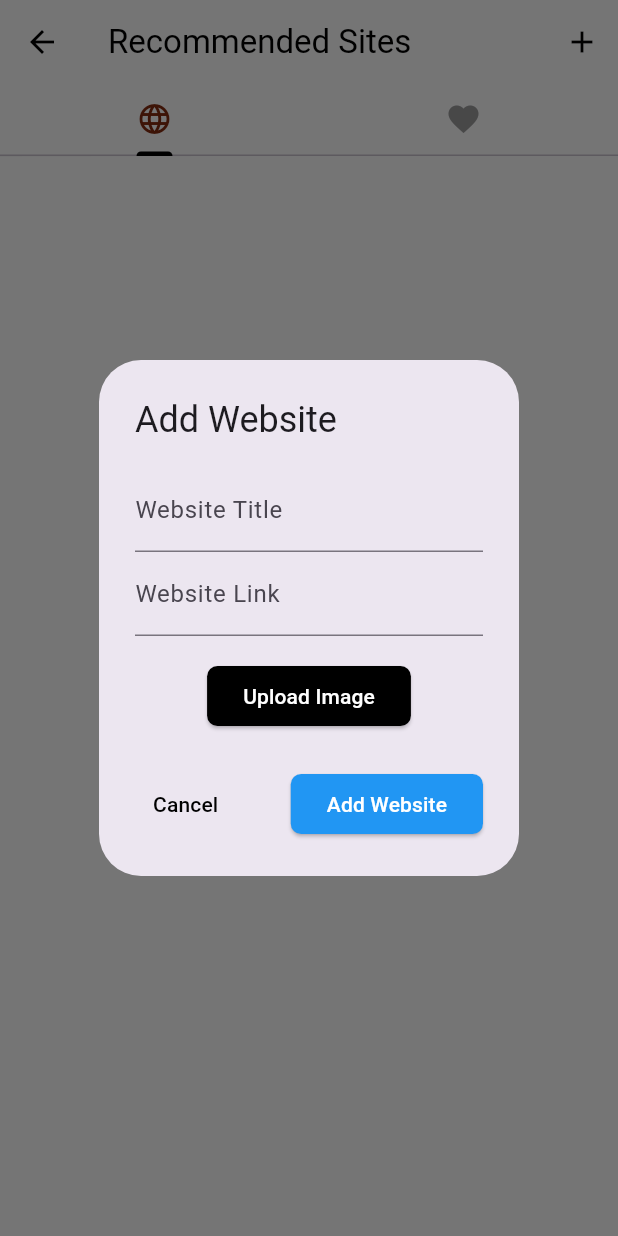
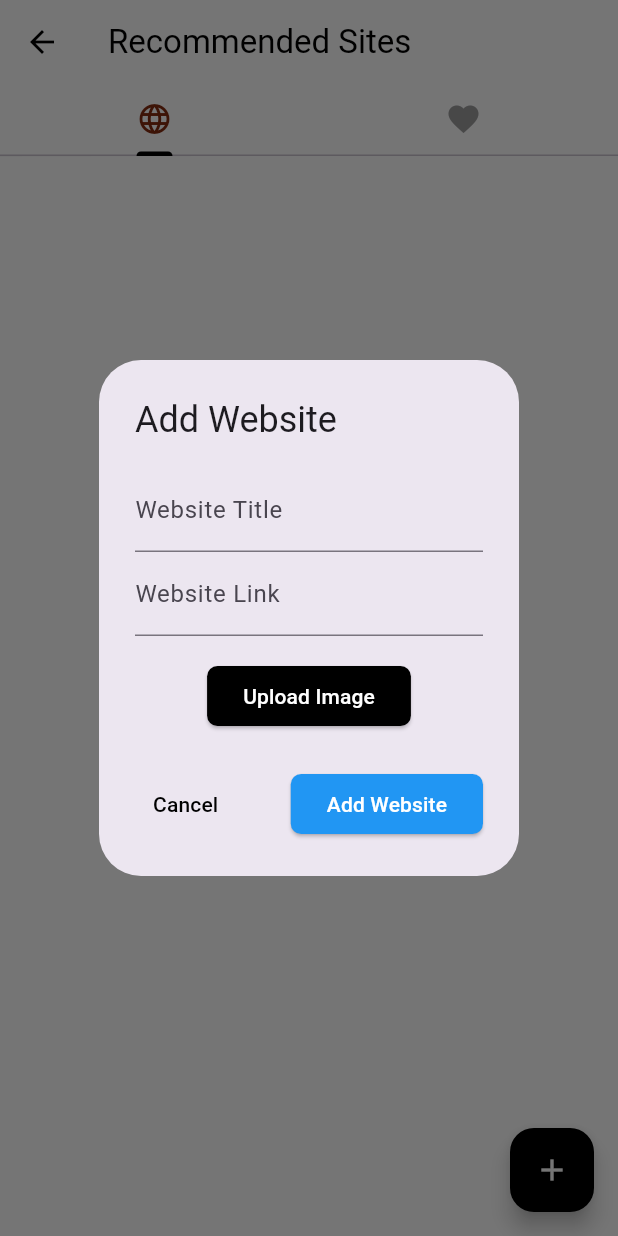
Before and after one commit to Sukron1632/Kalkulator, a Flutter app: the websitePage screen opened by its route, after a tap on the "add" icon, on a phone screen of 412 x 824 dp. Run offline on Flutter 3.47's test engine with Material 3 defaults, Android fonts, the phone set to English and light mode, and no system bars; our stand-ins replace cloud_firestore, firebase_auth, firebase_core, firebase_storage, image_picker; accounts and stored records are empty.

Commit message:
add floating button

```diff
--- a/lib/Components/website_page.dart
+++ b/lib/Components/website_page.dart
@@ -200,12 +200,12 @@ class _websitePageState extends State<websitePage> with SingleTickerProviderStat
             Navigator.of(context).pop();
           },
         ),
-        actions: [
-          IconButton(
-            icon: const Icon(Icons.add),
-            onPressed: _openAddWebsiteDialog,
-          ),
-        ],
+        // actions: [
+        //   IconButton(
+        //     icon: const Icon(Icons.add),
+        //     onPressed: _openAddWebsiteDialog,
+        //   ),
+        // ],
         bottom: TabBar(
           controller: _tabController,
           indicatorColor: Colors.black,
@@ -227,6 +227,13 @@ class _websitePageState extends State<websitePage> with SingleTickerProviderStat
           _tabAll(),
           _tabWebFavorit(),
         ],
+      ),
+      floatingActionButton: FloatingActionButton(
+        onPressed: _openAddWebsiteDialog,
+        tooltip: 'Add Website',
+        backgroundColor: Colors.black,
+        foregroundColor: Colors.white,
+        child: const Icon(Icons.add),
       ),
     );
   }
```
Also changed, not shown: lib/Pages/beranda.dart (+7 -2 lines).
